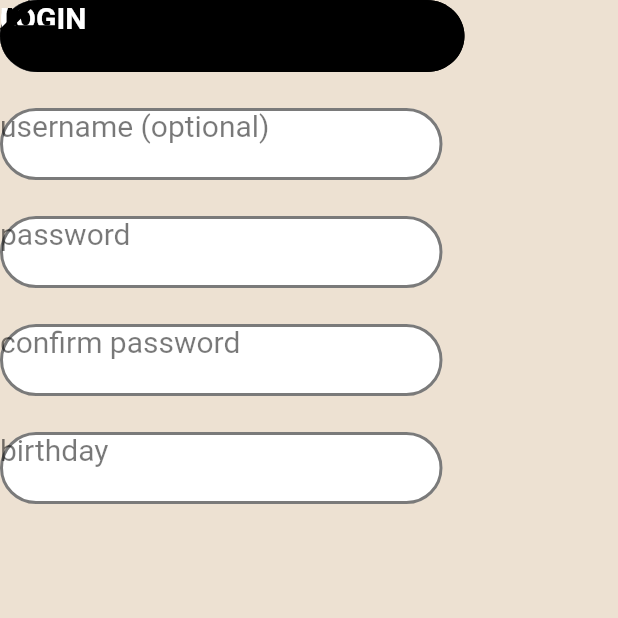
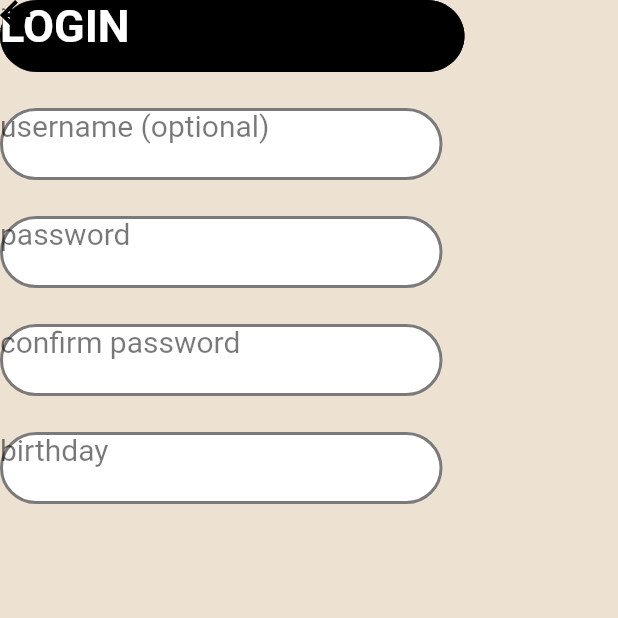
Before and after one commit to JasmineRobbie/hotel_software, a Flutter app: the XDIPhone12ProMax2 screen opened directly, on a phone screen of 412 x 824 dp, the top half of it. Run offline on Flutter 3.47's test engine with Material 2 defaults, Android fonts, the light colour scheme and no system bars; our stand-ins replace flutter_svg; missing offline and left inert: adobe_xd; Roboto replaces fonts that are missing (Arial).

Commit message:
updated UI text sizing

```diff
--- a/lib/xdi_phone12_pro_max2.dart
+++ b/lib/xdi_phone12_pro_max2.dart
@@ -42,16 +42,16 @@ class XDIPhone12ProMax2 extends StatelessWidget {
                     ),
                   ),
                   Pinned.fromPins(
-                    Pin(size: 104.0, middle: 0.5009),
-                    Pin(size: 22.0, middle: 0.5121),
+                    Pin(size: 152.0, middle: 0.5),
+                    Pin(size: 32.0, middle: 0.5197),
                     child: Text(
                       'CONTINUE',
                       style: TextStyle(
                         fontFamily: 'Arial',
-                        fontSize: 20,
+                        fontSize: 29,
                         color: const Color(0xffffffff),
                         fontWeight: FontWeight.w700,
-                        height: 0.6,
+                        height: 0.5862068965517241,
                       ),
                       textHeightBehavior:
                           TextHeightBehavior(applyHeightToFirstAscent: false),
@@ -64,7 +64,7 @@ class XDIPhone12ProMax2 extends StatelessWidget {
           ),
           Pinned.fromPins(
             Pin(size: 264.0, middle: 0.5),
-            Pin(size: 33.0, start: 36.0),
+            Pin(size: 33.0, start: 67.0),
             child: Text(
               'Create an Account',
               style: TextStyle(
@@ -191,13 +191,13 @@ class XDIPhone12ProMax2 extends StatelessWidget {
                     ),
                   ),
                   Pinned.fromPins(
-                    Pin(size: 64.0, middle: 0.5007),
-                    Pin(size: 22.0, middle: 0.4979),
+                    Pin(size: 94.0, middle: 0.5),
+                    Pin(size: 33.0, end: 7.1),
                     child: Text(
                       'LOGIN',
                       style: TextStyle(
                         fontFamily: 'Arial',
-                        fontSize: 20,
+                        fontSize: 30,
                         color: const Color(0xffffffff),
                         fontWeight: FontWeight.w700,
                         height: 0.6,
@@ -212,8 +212,8 @@ class XDIPhone12ProMax2 extends StatelessWidget {
             ),
           ),
           Pinned.fromPins(
-            Pin(start: 29.0, end: 360.4),
-            Pin(start: 33.2, end: 854.2),
+            Pin(start: 21.1, end: 386.7),
+            Pin(start: 67.7, end: 838.1),
             child: PageLink(
               links: [
                 PageLinkInfo(
@@ -224,7 +224,7 @@ class XDIPhone12ProMax2 extends StatelessWidget {
                 ),
               ],
               child: SvgPicture.string(
-                _svg_x7eect,
+                _svg_soreni,
                 allowDrawingOutsideViewBox: true,
                 fit: BoxFit.fill,
               ),
@@ -238,5 +238,5 @@ class XDIPhone12ProMax2 extends StatelessWidget {
 
 const String _svg_g0q149 =
     '<svg viewBox="0.0 0.0 309.6 48.0" ><path  d="M 25.19143676757812 0 L 284.4533081054688 0 C 298.3661193847656 0 309.6447448730469 10.74516487121582 309.6447448730469 24 C 309.6447448730469 37.25483703613281 298.3661193847656 48 284.4533081054688 48 L 25.19143676757812 48 C 11.27858924865723 48 0 37.25483703613281 0 24 C 0 10.74516487121582 11.27858924865723 0 25.19143676757812 0 Z" fill="#000000" stroke="none" stroke-width="2" stroke-miterlimit="4" stroke-linecap="butt" /></svg>';
-const String _svg_x7eect =
-    '<svg viewBox="29.0 33.2 38.6 38.6" ><path transform="matrix(-1.0, 0.0, 0.0, -1.0, 67.64, 71.82)" d="M 19.32235717773438 0 L 15.80920505523682 3.513155937194824 L 29.10901069641113 16.81296157836914 L 0 16.81296157836914 L 0 21.83175659179688 L 29.10901069641113 21.83175659179688 L 15.80920505523682 35.13156127929688 L 19.32235717773438 38.64471435546875 L 38.64471435546875 19.32235717773438 L 19.32235717773438 0 Z" fill="#000000" stroke="none" stroke-width="1" stroke-miterlimit="4" stroke-linecap="butt" /></svg>';
+const String _svg_soreni =
+    '<svg viewBox="21.1 67.7 20.2 20.2" ><path transform="matrix(-1.0, 0.0, 0.0, -1.0, 41.29, 87.88)" d="M 10.1030158996582 0 L 8.266105651855469 1.836912035942078 L 15.22013092041016 8.790936470031738 L 0 8.790936470031738 L 0 11.4150972366333 L 15.22013092041016 11.4150972366333 L 8.266105651855469 18.36912155151367 L 10.1030158996582 20.20603179931641 L 20.20603179931641 10.1030158996582 L 10.1030158996582 0 Z" fill="#000000" stroke="none" stroke-width="1" stroke-miterlimit="4" stroke-linecap="butt" /></svg>';
```
Also changed, not shown: lib/xdi_phone12_pro_max1.dart (+7 -7 lines), lib/xdi_phone12_pro_max3.dart (+32 -32 lines), lib/xdi_phone12_pro_max5.dart (+4 -4 lines).
